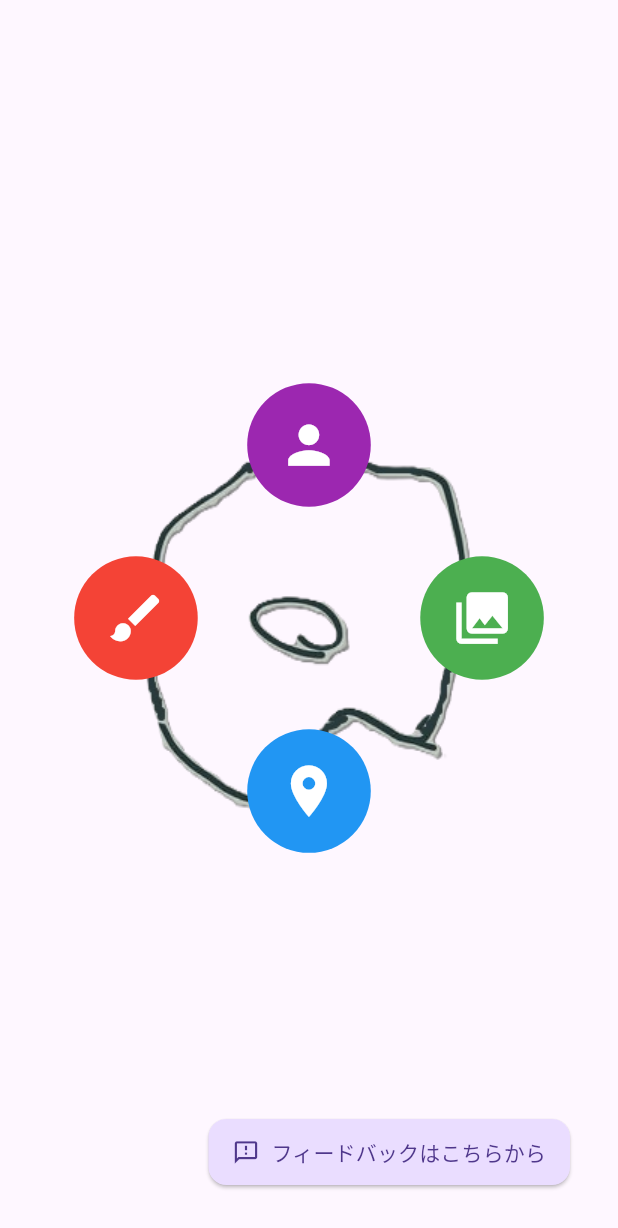
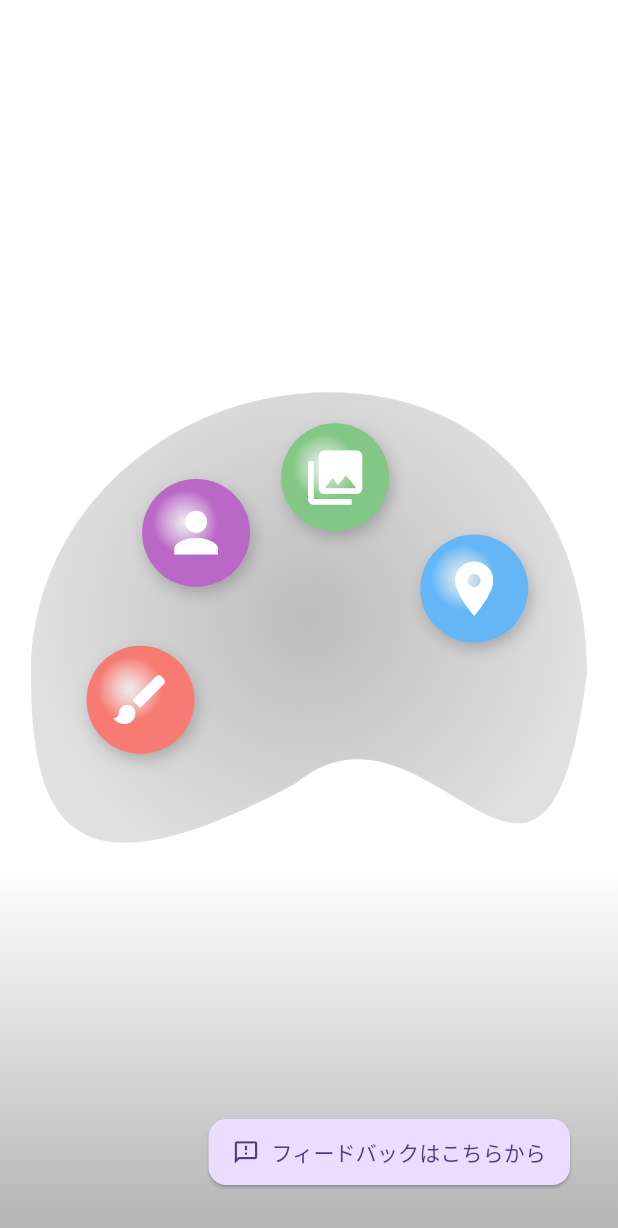
Before and after one commit to FltSv/GalleryFound, a Flutter app: the TopScreen screen opened directly, after a tap on "フィードバックはこちらから", on a phone screen of 412 x 824 dp. Shown: the top 1228 px of the screen. Run offline on Flutter 3.47's test engine with Material 3 defaults, Android fonts, the phone set to English and light mode, and no system bars; our stand-ins replace cached_network_image, cloud_firestore, firebase_core, firebase_crashlytics, firebase_remote_config, flutter_native_splash and 8 more; missing offline and left inert: firebase_app_check, flutter_inappwebview, intersperse; accounts and stored records are empty; statements that could not run were skipped.

Commit message:
#205 トップ画面のパレットをSVGで描画するよう修正

```diff
--- a/mobile/lib/screens/top_screen.dart
+++ b/mobile/lib/screens/top_screen.dart
@@ -1,4 +1,4 @@
-import 'dart:math';
+import 'dart:ui' as ui;
 
 import 'package:flutter/foundation.dart';
 import 'package:flutter/material.dart';
@@ -16,106 +16,216 @@ class TopScreen extends StatelessWidget {
   @override
   Widget build(BuildContext context) {
     final screenSize = MediaQuery.of(context).size;
-    final centerX = screenSize.width / 2;
-    final centerY = screenSize.height / 2;
-    final buttonSize = screenSize.width * 0.1;
-    final radius = screenSize.width * 0.28; // ボタンの配置半径
+    final isDark = Theme.of(context).brightness == Brightness.dark;
+    final paletteSize = screenSize.width * 0.9;
 
     final props = <_ButtonProp>[
-      _ButtonProp(Icons.collections, Colors.green, const ProductListScreen()),
-      _ButtonProp(Icons.location_on, Colors.blue, const MapScreen()),
-      _ButtonProp(Icons.brush, Colors.red, const ExhibitListScreen()),
-      _ButtonProp(Icons.person, Colors.purple, const CreatorListScreen()),
+      _ButtonProp(
+        Icons.brush,
+        Colors.red,
+        const Offset(0.1, 0.55),
+        const ExhibitListScreen(),
+      ),
+      _ButtonProp(
+        Icons.person,
+        Colors.purple,
+        const Offset(0.2, 0.25),
+        const CreatorListScreen(),
+      ),
+      _ButtonProp(
+        Icons.collections,
+        Colors.green,
+        const Offset(0.45, 0.15),
+        const ProductListScreen(),
+      ),
+      _ButtonProp(
+        Icons.location_on,
+        Colors.blue,
+        const Offset(0.7, 0.35),
+        const MapScreen(),
+      ),
     ];
 
     return Scaffold(
-      body: Container(
-        alignment: Alignment.center,
+      body: DecoratedBox(
         decoration: BoxDecoration(
-          image: DecorationImage(
-            image: AssetImage(
-              Theme.of(context).brightness == Brightness.light
-                  ? 'assets/palette_background_light.png'
-                  : 'assets/palette_background_dark.png',
-            ),
+          gradient: LinearGradient(
+            begin: Alignment.topCenter,
+            end: Alignment.bottomCenter,
+            stops: const [0.7, 1.0],
+            colors: isDark
+                ? [Colors.black, const Color(0xFF382e38)]
+                : [Colors.white, const Color(0xFFb3b3b3)],
           ),
         ),
         child: Stack(
           children: [
-            ...props.asMap().entries.map((entry) {
-              final index = entry.key;
-              final prop = entry.value;
-
-              final angle = (2 * pi * index) / props.length;
-              final x = centerX + radius * cos(angle);
-              final y = centerY + radius * sin(angle);
-
-              return _iconButton(context, prop, x, y, buttonSize);
-            }),
-            const FeedbackButton(),
+            // パレットを中央に配置
+            Center(
+              child: SizedBox(
+                width: paletteSize,
+                height: paletteSize,
+                child: Stack(
+                  children: [
+                    // パレット本体
+                    CustomPaint(
+                      painter: PalettePainter(isDark: isDark),
+                      child: Container(),
+                    ),
+                    // パレット上にボタンを配置
+                    ...props.map((prop) {
+                      return Positioned(
+                        left: paletteSize * prop.pos.dx,
+                        top: paletteSize * prop.pos.dy,
+                        child: _buildPaintBlob(context, prop, 72),
+                      );
+                    }),
+                  ],
+                ),
+              ),
+            ),
+            const Positioned(
+              right: 32,
+              bottom: 32,
+              child: FeedbackButton(),
+            ),
             // デバッグモードの場合のみDevelopDB切り替えボタンを表示
-            if (kDebugMode) const DebugDBButton(),
+            if (kDebugMode)
+              const Positioned(
+                top: 50,
+                right: 20,
+                child: DebugDBButton(),
+              ),
           ],
         ),
       ),
     );
   }
 
-  Widget _iconButton(
-    BuildContext context,
-    _ButtonProp prop,
-    double x,
-    double y,
-    double size,
-  ) {
+  Widget _buildPaintBlob(BuildContext context, _ButtonProp prop, double size) {
     final isEnable = prop.screen != null;
+    final isDark = Theme.of(context).brightness == Brightness.dark;
+    final ratio = isDark ? 0.2 : 0.3;
+    final lerpColor = Color.lerp(prop.color, Colors.white, ratio) ?? prop.color;
 
-    return Stack(
-      children: [
-        Positioned(
-          left: x - size,
-          top: y - size,
-          child: IconButton.filled(
-            disabledColor: Colors.grey,
-            icon: Icon(prop.icon),
-            iconSize: size,
-            padding: EdgeInsets.all(size * 0.5),
-            style: IconButton.styleFrom(
-              foregroundColor: Colors.white,
-              backgroundColor: isEnable ? prop.color : Colors.grey,
+    return GestureDetector(
+      onTap: isEnable
+          ? () {
+              NavigateProvider.push(context, prop.screen!);
+            }
+          : null,
+      child: Opacity(
+        opacity: isEnable ? 1.0 : 0.5,
+        child: Container(
+          width: size,
+          height: size,
+          decoration: BoxDecoration(
+            shape: BoxShape.circle,
+            gradient: RadialGradient(
+              center: const Alignment(-0.2, -0.2),
+              radius: 0.3,
+              colors: [
+                Colors.white.withValues(alpha: 0.8),
+                lerpColor,
+              ],
             ),
-            onPressed: () {
-              final screen = prop.screen;
-              if (screen == null) {
-                return;
-              }
-
-              NavigateProvider.push(context, screen);
-            },
+            boxShadow: [
+              BoxShadow(
+                color: Colors.black.withValues(alpha: 0.2),
+                blurRadius: 8,
+                offset: const Offset(2, 4),
+              ),
+            ],
+          ),
+          child: Icon(
+            prop.icon,
+            size: size * 0.6,
+            color: Colors.white,
           ),
         ),
-        if (!isEnable)
-          Positioned(
-            left: x,
-            top: y + size / 2,
-            child: Container(
-              padding: const EdgeInsets.all(4),
-              color: Colors.black.withValues(alpha: 0.5),
-              child: const Text(
-                '準備中...',
-                style: TextStyle(color: Colors.white),
-              ),
-            ),
-          ),
-      ],
+      ),
     );
   }
 }
 
+class PalettePainter extends CustomPainter {
+  PalettePainter({required this.isDark});
+  final bool isDark;
+
+  @override
+  void paint(Canvas canvas, Size size) {
+    // パレットの色をモードで切り替え
+    final paletteColors = isDark
+        ? [Colors.grey[800]!, Colors.grey[700]!]
+        : [Colors.grey[400]!, Colors.grey[300]!];
+
+    // SVGのサイズ
+    const svgW = 362.0;
+    const svgH = 294.0;
+
+    // アスペクト比を維持して描画領域にフィットさせるためのスケール
+    // 幅に合わせる
+    final scale = size.width / svgW;
+
+    // キャンバスの原点を中央に移動
+    canvas.translate(size.width / 2, size.height / 2);
+
+    final paint = Paint()
+      ..shader = ui.Gradient.radial(
+        Offset.zero,
+        size.width / 2,
+        paletteColors,
+        [0.0, 1.0],
+      )
+      ..style = PaintingStyle.fill;
+
+    // SVGパスデータからPathを生成
+    // ベジェ曲線の制御点と終点のリスト（SVG座標）
+    final cubicPoints = [
+      [335.359, 396.964, 260.5, 182.279, 172.5, 254.5],
+      [26.7597, 333.488, 0.0, 282.949, 0.0, 182.279],
+      [0.0, 81.6092, 87.0002, 0.0, 194.32, 0.0],
+      [301.641, 0.0, 362.0, 81.6092, 362.0, 182.279],
+    ];
+
+    final path = Path()
+      ..moveTo(
+        (362.0 - svgW / 2) * scale,
+        (182.279 - svgH / 2) * scale,
+      );
+
+    // リストを元にパスを追加
+    for (final points in cubicPoints) {
+      path.cubicTo(
+        (points[0] - svgW / 2) * scale,
+        (points[1] - svgH / 2) * scale,
+        (points[2] - svgW / 2) * scale,
+        (points[3] - svgH / 2) * scale,
+        (points[4] - svgW / 2) * scale,
+        (points[5] - svgH / 2) * scale,
+      );
+    }
+
+    path.close();
+    canvas.drawPath(path, paint);
+
+    // ハイライト
+    final highlightPaint = Paint()
+      ..color = Colors.white.withValues(alpha: 0.05)
+      ..strokeWidth = 2
+      ..style = PaintingStyle.stroke;
+    canvas.drawPath(path, highlightPaint);
+  }
+
+  @override
+  bool shouldRepaint(covariant CustomPainter oldDelegate) => false;
+}
+
 class _ButtonProp {
-  _ButtonProp(this.icon, this.color, this.screen);
+  _ButtonProp(this.icon, this.color, this.pos, this.screen);
 
   final IconData icon;
   final Color color;
+  final Offset pos;
   final Widget? screen;
 }
--- a/mobile/lib/widgets/debug_db_button.dart
+++ b/mobile/lib/widgets/debug_db_button.dart
@@ -57,10 +57,7 @@ class _DebugDBButtonState extends ConsumerState<DebugDBButton> {
 
   @override
   Widget build(BuildContext context) {
-    return Positioned(
-      top: 50,
-      right: 20,
-      child: ElevatedButton.icon(
+    return ElevatedButton.icon(
       icon: Icon(
         _isRebootPending
             ? Icons.refresh
@@ -76,7 +73,6 @@ class _DebugDBButtonState extends ConsumerState<DebugDBButton> {
         foregroundColor: Colors.white,
       ),
       onPressed: _isRebootPending ? null : _toggleDevelopDB,
-      ),
     );
   }
 }
--- a/mobile/lib/widgets/feedback_button.dart
+++ b/mobile/lib/widgets/feedback_button.dart
@@ -17,10 +17,7 @@ class FeedbackButton extends StatelessWidget {
   Widget build(BuildContext context) {
     final theme = Theme.of(context);
 
-    return Positioned(
-      bottom: 32,
-      right: 32,
-      child: ElevatedButton.icon(
+    return ElevatedButton.icon(
       onPressed: _launchFeedbackForm,
       icon: Icon(
         Icons.feedback_outlined,
@@ -35,7 +32,6 @@ class FeedbackButton extends StatelessWidget {
           borderRadius: BorderRadius.circular(12),
         ),
       ),
-      ),
     );
   }
 }
--- a/mobile/pubspec.yaml
+++ b/mobile/pubspec.yaml
@@ -82,8 +82,6 @@ flutter:
 
   # To add assets to your application, add an assets section, like this:
   assets:
-    - assets/palette_background_light.png
-    - assets/palette_background_dark.png
     - assets/hashtag.svg
   #   - images/a_dot_burr.jpeg
   #   - images/a_dot_ham.jpeg
```
Also changed, not shown: mobile/assets/palette_background_dark.png (deleted), mobile/assets/palette_background_light.png (deleted). Lines whose indentation alone changed are shown as unchanged.
